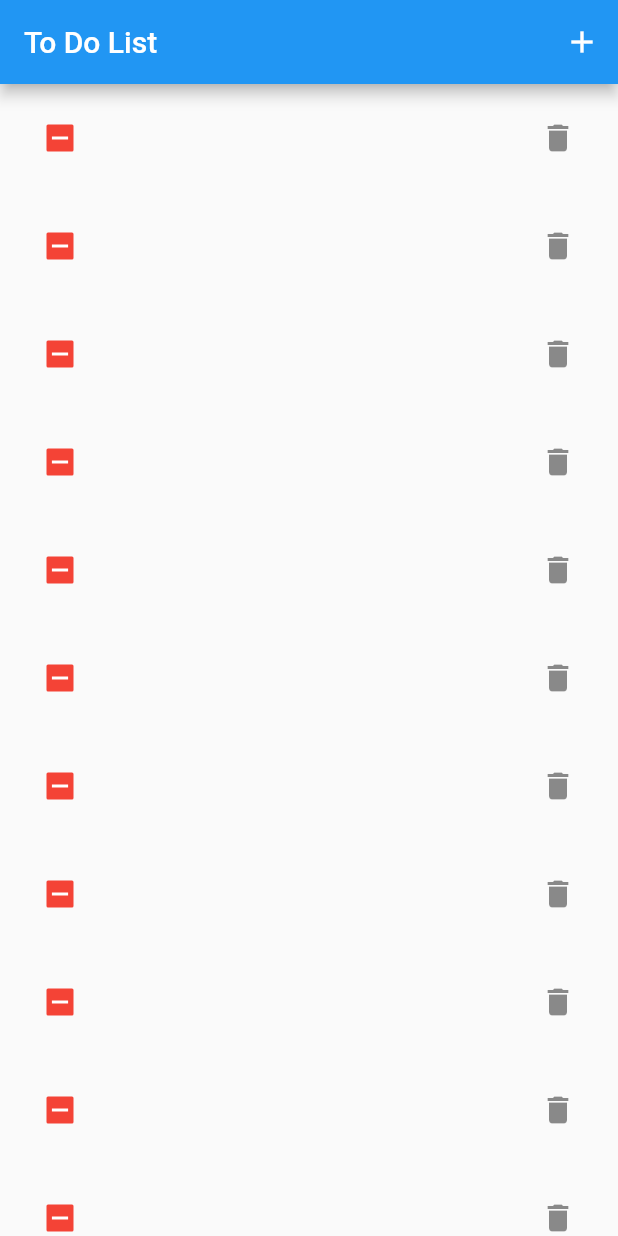
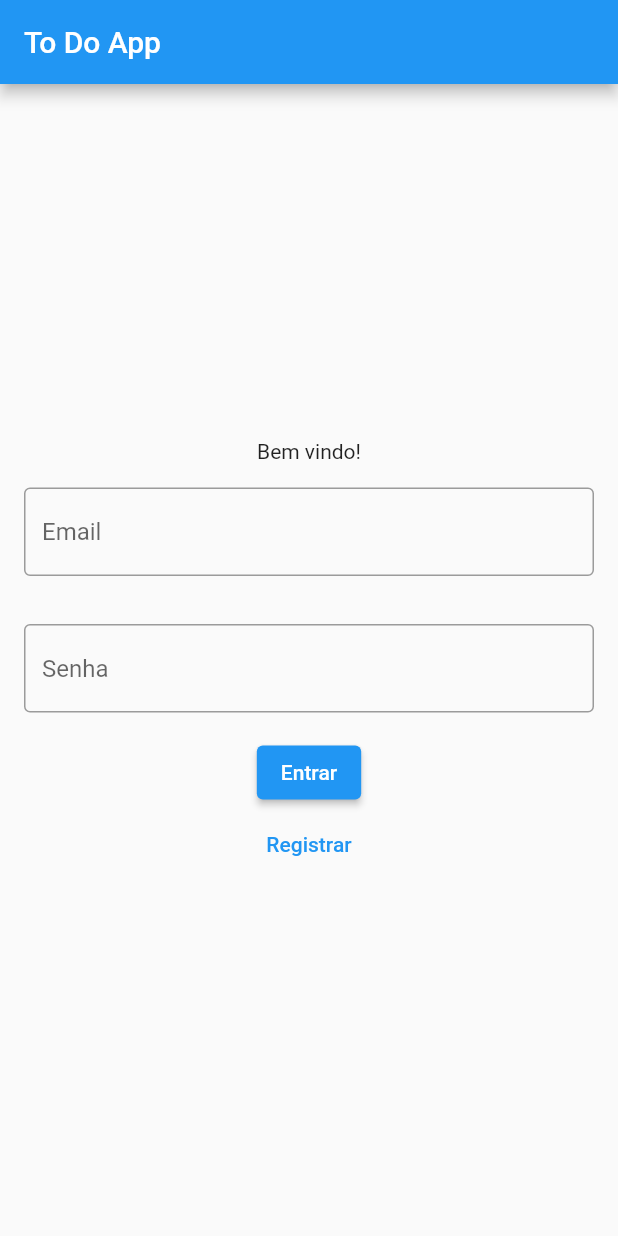
Before and after one commit to josemailson/To-do-app, a Flutter app: the screen it shows after launch, on a phone screen of 412 x 824 dp. Run offline on Flutter 3.47's test engine with Material 2 defaults, Android fonts, the phone set to English and light mode, and no system bars; our stand-ins replace firebase_auth, firebase_core; accounts and stored records are empty.

Commit message:
add: firebase auth. sign in e sing up

```diff
--- /dev/null
+++ b/lib/model/user_model.dart
@@ -0,0 +1,6 @@
+class UserModel {
+  final String? email;
+  final String name;
+
+  UserModel({this.email, required this.name});
+}
--- a/lib/my_app.dart
+++ b/lib/my_app.dart
@@ -1,5 +1,8 @@
 import 'package:flutter/material.dart';
-import 'package:to_do_app/view/Home/home.dart';
+import 'package:to_do_app/view/home/home.dart';
+import 'package:to_do_app/view/sign_in/sgin_in_page.dart';
+import 'package:to_do_app/view/sign_up/sign_up_page.dart';
+import 'package:to_do_app/view/splash/splash.dart';
 
 class MyApp extends StatelessWidget {
   const MyApp({super.key});
@@ -12,7 +15,12 @@ class MyApp extends StatelessWidget {
       theme: ThemeData(
         primarySwatch: Colors.blue,
       ),
-      home: const Home(),
+      home: const SplashPage(),
+      routes: {
+        '/home': (_) => const Home(),
+        '/signin': (_) => const SignInPage(),
+        '/signup': (_) => const SignUpPage(),
+      },
     );
   }
 }
--- /dev/null
+++ b/lib/repository/sign_in_repository.dart
@@ -0,0 +1,39 @@
+import 'package:firebase_auth/firebase_auth.dart';
+
+import '../model/user_model.dart';
+
+abstract class Repository {
+  Future<UserModel> login(String email, String password);
+  Future<UserModel> register(String email, String password);
+}
+
+class FirebaseRepository implements Repository {
+  FirebaseAuth get _firebase => FirebaseAuth.instance;
+  @override
+  Future<UserModel> login(String email, String password) async {
+    try {
+      final result = await _firebase.signInWithEmailAndPassword(
+          email: email, password: password);
+      if (result.user != null) {
+        return UserModel(name: '', email: email);
+      }
+      throw Exception();
+    } catch (e) {
+      rethrow;
+    }
+  }
+
+  @override
+  Future<UserModel> register(String email, String password) async {
+    try {
+      final result = await _firebase.createUserWithEmailAndPassword(
+          email: email, password: password);
+      if (result.user != null) {
+        return UserModel(name: '', email: email);
+      }
+      throw Exception();
+    } catch (e) {
+      rethrow;
+    }
+  }
+}
--- /dev/null
+++ b/lib/view/sign_in/sgin_in_page.dart
@@ -0,0 +1,55 @@
+import 'package:flutter/material.dart';
+
+class SignInPage extends StatelessWidget {
+  const SignInPage({super.key});
+
+  @override
+  Widget build(BuildContext context) {
+    return SafeArea(
+      child: Scaffold(
+        appBar: AppBar(
+          title: const Text('To Do App'),
+        ),
+        body: Center(
+          child: Form(
+            child: Column(
+              mainAxisAlignment: MainAxisAlignment.center,
+              children: [
+                const Text('Bem vindo!'),
+                Padding(
+                  padding: const EdgeInsets.all(16.0),
+                  child: TextFormField(
+                    decoration: const InputDecoration(
+                      border: OutlineInputBorder(),
+                      hintText: 'Email',
+                    ),
+                  ),
+                ),
+                Padding(
+                  padding: const EdgeInsets.all(16.0),
+                  child: TextFormField(
+                    obscureText: true,
+                    decoration: const InputDecoration(
+                      border: OutlineInputBorder(),
+                      hintText: 'Senha',
+                    ),
+                  ),
+                ),
+                ElevatedButton(
+                  onPressed: () {},
+                  child: const Text('Entrar'),
+                ),
+                TextButton(
+                  onPressed: () {
+                    Navigator.of(context).pushNamed('/signup');
+                  },
+                  child: const Text('Registrar'),
+                ),
+              ],
+            ),
+          ),
+        ),
+      ),
+    );
+  }
+}
--- a/pubspec.yaml
+++ b/pubspec.yaml
@@ -38,6 +38,7 @@ dependencies:
   cupertino_icons: ^1.0.2
   http: ^0.13.5
   firebase_core: ^2.4.0
+  firebase_auth: ^4.2.4
 
 dev_dependencies:
   flutter_test:
```
Also changed, not shown: lib/controller/sign_in_controller.dart (added, +22 -0 lines), lib/view/sign_in/sign_in_state.dart (added, +9 -0 lines), lib/view/sign_up/sign_up_page.dart (added, +47 -0 lines), lib/view/splash/splash.dart (added, +28 -0 lines), pubspec.lock.
